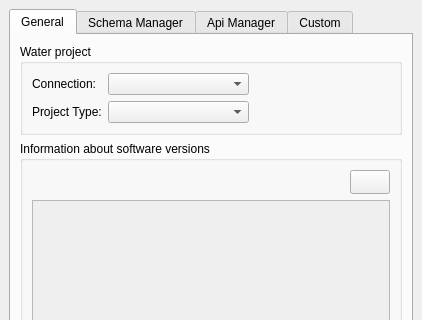
Above: ui/readsql.ui from Giswater/giswater_qgis_plugin before the change; both pictures show x 0 to 422 and y 0 to 320 of the 422 by 626 pixel window. Below: the same form after it.
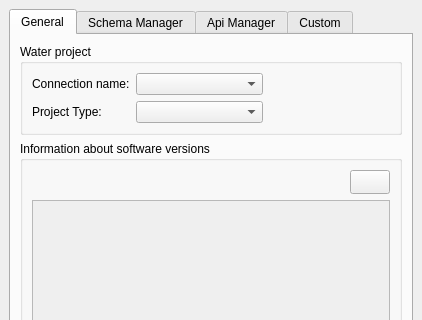
That is the form after the change.

Commit message: Bug fix: Enhance form and code refactor

What changed in the file:
```diff
--- a/ui/readsql.ui
+++ b/ui/readsql.ui
@@ -258,7 +258,7 @@
            <item row="0" column="0">
             <widget class="QLabel" name="lbl_connection">
              <property name="text">
-              <string>Connection:</string>
+              <string>Connection name:</string>
              </property>
             </widget>
            </item>
```
The commit also changes 1 other file.
